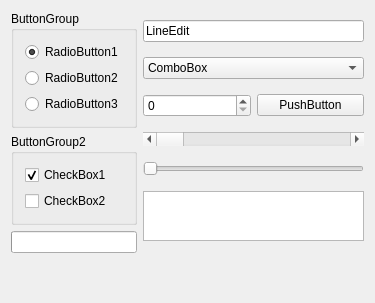
Fat-Zer/qt4-historical, file tools/designer/src/components/propertyeditor/previewwidget.ui: the form before one commit.
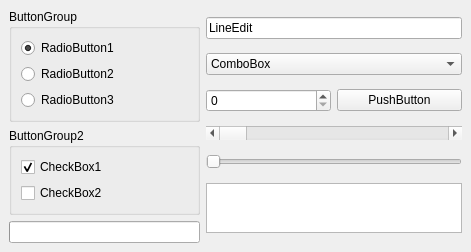
The form after the commit.

```diff
--- a/tools/designer/src/components/propertyeditor/previewwidget.ui
+++ b/tools/designer/src/components/propertyeditor/previewwidget.ui
@@ -27,8 +27,8 @@
    <rect>
     <x>0</x>
     <y>0</y>
-    <width>375</width>
-    <height>303</height>
+    <width>471</width>
+    <height>251</height>
    </rect>
   </property>
   <property name="sizePolicy" >
@@ -42,171 +42,14 @@
   <property name="windowTitle" >
    <string>Preview Window</string>
   </property>
-  <layout class="QVBoxLayout" >
+  <layout class="QGridLayout" >
    <property name="margin" >
-    <number>11</number>
+    <number>9</number>
    </property>
    <property name="spacing" >
     <number>6</number>
    </property>
-   <item>
-    <layout class="QHBoxLayout" >
-     <property name="margin" >
-      <number>0</number>
-     </property>
-     <property name="spacing" >
-      <number>6</number>
-     </property>
-     <item>
-      <layout class="QVBoxLayout" >
-       <property name="margin" >
-        <number>0</number>
-       </property>
-       <property name="spacing" >
-        <number>6</number>
-       </property>
-       <item>
-        <widget class="QGroupBox" name="ButtonGroup1" >
-         <property name="geometry" >
-          <rect>
-           <x>0</x>
-           <y>0</y>
-           <width>123</width>
-           <height>111</height>
-          </rect>
-         </property>
-         <property name="title" >
-          <string>ButtonGroup</string>
-         </property>
-         <layout class="QVBoxLayout" >
-          <property name="margin" >
-           <number>11</number>
-          </property>
-          <property name="spacing" >
-           <number>6</number>
-          </property>
-          <item>
-           <widget class="QRadioButton" name="RadioButton1" >
-            <property name="geometry" >
-             <rect>
-              <x>13</x>
-              <y>23</y>
-              <width>97</width>
-              <height>21</height>
-             </rect>
-            </property>
-            <property name="text" >
-             <string>RadioButton1</string>
-            </property>
-            <property name="checked" >
-             <bool>true</bool>
-            </property>
-           </widget>
-          </item>
-          <item>
-           <widget class="QRadioButton" name="RadioButton2" >
-            <property name="geometry" >
-             <rect>
-              <x>13</x>
-              <y>50</y>
-              <width>97</width>
-              <height>21</height>
-             </rect>
-            </property>
-            <property name="text" >
-             <string>RadioButton2</string>
-            </property>
-           </widget>
-          </item>
-          <item>
-           <widget class="QRadioButton" name="RadioButton3" >
-            <property name="geometry" >
-             <rect>
-              <x>13</x>
-              <y>77</y>
-              <width>97</width>
-              <height>21</height>
-             </rect>
-            </property>
-            <property name="text" >
-             <string>RadioButton3</string>
-            </property>
-           </widget>
-          </item>
-         </layout>
-        </widget>
-       </item>
-       <item>
-        <widget class="QGroupBox" name="ButtonGroup2" >
-         <property name="geometry" >
-          <rect>
-           <x>0</x>
-           <y>117</y>
-           <width>123</width>
-           <height>84</height>
-          </rect>
-         </property>
-         <property name="title" >
-          <string>ButtonGroup2</string>
-         </property>
-         <layout class="QVBoxLayout" >
-          <property name="margin" >
-           <number>11</number>
-          </property>
-          <property name="spacing" >
-           <number>6</number>
-          </property>
-          <item>
-           <widget class="QCheckBox" name="CheckBox1" >
-            <property name="geometry" >
-             <rect>
-              <x>13</x>
-              <y>23</y>
-              <width>97</width>
-              <height>21</height>
-             </rect>
-            </property>
-            <property name="text" >
-             <string>CheckBox1</string>
-            </property>
-            <property name="checked" >
-             <bool>true</bool>
-            </property>
-           </widget>
-          </item>
-          <item>
-           <widget class="QCheckBox" name="CheckBox2" >
-            <property name="geometry" >
-             <rect>
-              <x>13</x>
-              <y>50</y>
-              <width>97</width>
-              <height>21</height>
-             </rect>
-            </property>
-            <property name="text" >
-             <string>CheckBox2</string>
-            </property>
-           </widget>
-          </item>
-         </layout>
-        </widget>
-       </item>
-       <item>
-        <widget class="QProgressBar" name="ProgressBar1" >
-         <property name="geometry" >
-          <rect>
-           <x>0</x>
-           <y>207</y>
-           <width>123</width>
-           <height>25</height>
-          </rect>
-         </property>
-        </widget>
-       </item>
-      </layout>
-     </item>
-     <item>
+   <item rowspan="3" row="0" column="1" >
       <layout class="QVBoxLayout" >
        <property name="margin" >
         <number>0</number>
@@ -216,14 +59,6 @@
        </property>
        <item>
         <widget class="QLineEdit" name="LineEdit1" >
-         <property name="geometry" >
-          <rect>
-           <x>0</x>
-           <y>6</y>
-           <width>224</width>
-           <height>23</height>
-          </rect>
-         </property>
          <property name="text" >
           <string>LineEdit</string>
          </property>
@@ -231,14 +66,6 @@
        </item>
        <item>
         <widget class="QComboBox" name="ComboBox1" >
-         <property name="geometry" >
-          <rect>
-           <x>0</x>
-           <y>41</y>
-           <width>224</width>
-           <height>25</height>
-          </rect>
-         </property>
          <item>
           <property name="text" >
            <string>ComboBox</string>
@@ -255,27 +82,10 @@
           <number>6</number>
          </property>
          <item>
-          <widget class="QSpinBox" name="SpinBox1" >
-           <property name="geometry" >
-            <rect>
-             <x>0</x>
-             <y>0</y>
-             <width>109</width>
-             <height>25</height>
-            </rect>
-           </property>
-          </widget>
+        <widget class="QSpinBox" name="SpinBox1" />
          </item>
          <item>
           <widget class="QPushButton" name="PushButton1" >
-           <property name="geometry" >
-            <rect>
-             <x>115</x>
-             <y>0</y>
-             <width>109</width>
-             <height>26</height>
-            </rect>
-           </property>
            <property name="text" >
             <string>PushButton</string>
            </property>
@@ -285,14 +95,6 @@
        </item>
        <item>
         <widget class="QScrollBar" name="ScrollBar1" >
-         <property name="geometry" >
-          <rect>
-           <x>0</x>
-           <y>116</y>
-           <width>224</width>
-           <height>16</height>
-          </rect>
-         </property>
          <property name="orientation" >
           <enum>Qt::Horizontal</enum>
          </property>
@@ -300,14 +102,6 @@
        </item>
        <item>
         <widget class="QSlider" name="Slider1" >
-         <property name="geometry" >
-          <rect>
-           <x>0</x>
-           <y>144</y>
-           <width>224</width>
-           <height>16</height>
-          </rect>
-         </property>
          <property name="orientation" >
           <enum>Qt::Horizontal</enum>
          </property>
@@ -315,14 +109,6 @@
        </item>
        <item>
         <widget class="QListWidget" name="listWidget" >
-         <property name="geometry" >
-          <rect>
-           <x>0</x>
-           <y>172</y>
-           <width>224</width>
-           <height>50</height>
-          </rect>
-         </property>
          <property name="maximumSize" >
           <size>
            <width>32767</width>
@@ -333,18 +119,8 @@
        </item>
       </layout>
      </item>
-    </layout>
-   </item>
-   <item>
+   <item row="3" column="0" colspan="2" >
     <spacer>
-     <property name="geometry" >
-      <rect>
-       <x>11</x>
-       <y>249</y>
-       <width>353</width>
-       <height>43</height>
-      </rect>
-     </property>
      <property name="orientation" >
       <enum>Qt::Vertical</enum>
      </property>
@@ -359,6 +135,86 @@
      </property>
     </spacer>
    </item>
-  </layout>
- </widget>
+   <item row="2" column="0" >
+    <widget class="QProgressBar" name="ProgressBar1" >
+     <property name="orientation" >
+      <enum>Qt::Horizontal</enum>
+     </property>
+    </widget>
+   </item>
+   <item row="1" column="0" >
+    <widget class="QGroupBox" name="ButtonGroup2" >
+     <property name="title" >
+      <string>ButtonGroup2</string>
+     </property>
+     <layout class="QVBoxLayout" >
+      <property name="margin" >
+       <number>9</number>
+      </property>
+      <property name="spacing" >
+       <number>6</number>
+      </property>
+      <item>
+       <widget class="QCheckBox" name="CheckBox1" >
+        <property name="text" >
+         <string>CheckBox1</string>
+        </property>
+        <property name="checked" >
+         <bool>true</bool>
+        </property>
+       </widget>
+      </item>
+      <item>
+       <widget class="QCheckBox" name="CheckBox2" >
+        <property name="text" >
+         <string>CheckBox2</string>
+        </property>
+       </widget>
+      </item>
+     </layout>
+    </widget>
+   </item>
+   <item row="0" column="0" >
+    <widget class="QGroupBox" name="ButtonGroup1" >
+     <property name="title" >
+      <string>ButtonGroup</string>
+     </property>
+     <layout class="QVBoxLayout" >
+      <property name="margin" >
+       <number>9</number>
+      </property>
+      <property name="spacing" >
+       <number>6</number>
+      </property>
+      <item>
+       <widget class="QRadioButton" name="RadioButton1" >
+        <property name="text" >
+         <string>RadioButton1</string>
+        </property>
+        <property name="checked" >
+         <bool>true</bool>
+        </property>
+       </widget>
+      </item>
+      <item>
+       <widget class="QRadioButton" name="RadioButton2" >
+        <property name="text" >
+         <string>RadioButton2</string>
+        </property>
+       </widget>
+      </item>
+      <item>
+       <widget class="QRadioButton" name="RadioButton3" >
+        <property name="text" >
+         <string>RadioButton3</string>
+        </property>
+       </widget>
+      </item>
+     </layout>
+    </widget>
+   </item>
+  </layout>
+ </widget>
+ <resources/>
+ <connections/>
 </ui>
```
Left out of the diff: 4 changed lines with no effect on the pictures. Lines whose indentation alone changed are shown as unchanged.
